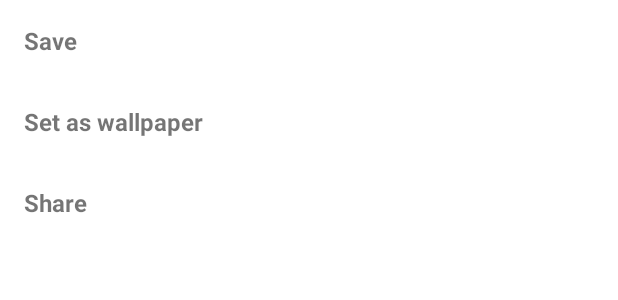
After one commit to anonrootkit/Walley, an Android app: the layout fragment_bottom_sheet.xml on its own in the app's theme, with its tools: preview values and no code run, on a phone screen of 412 x 824 dp. The commit adds this screen. Shown: the top 300 px of the screen. Run offline under Robolectric (Android 15) with nearby library versions, the phone set to English and light mode, and no system bars; network calls fail.

Commit message:
Code completed.

```diff
--- a/app/src/main/java/com/example/walley/ui/PhotosAdapter.kt
+++ b/app/src/main/java/com/example/walley/ui/PhotosAdapter.kt
@@ -16,7 +16,7 @@ import com.example.walley.model.Photo
 
 class PhotosAdapter(
     private val layoutInflater : LayoutInflater,
-    private val onItemClick : (Bitmap) -> Unit
+    private val onItemClick : (Bitmap, String, Int) -> Unit
     ) : ListAdapter<Photo, PhotosAdapter.ViewHolder>(DiffUtilCallback) {
 
     object DiffUtilCallback : DiffUtil.ItemCallback<Photo>() {
@@ -52,7 +52,7 @@ class PhotosAdapter(
 
         holder.binding.root.setOnClickListener {
             val bitmap = holder.binding.photo.drawable.toBitmap()
-            onItemClick(bitmap)
+            onItemClick(bitmap, photo.photographer, position)
         }
 
 //        holder.binding.executePendingBindings()
--- /dev/null
+++ b/app/src/main/res/layout/fragment_bottom_sheet.xml
@@ -0,0 +1,51 @@
+<?xml version="1.0" encoding="utf-8"?>
+<layout xmlns:android="http://schemas.android.com/apk/res/android"
+    xmlns:tools="http://schemas.android.com/tools"
+    xmlns:app="http://schemas.android.com/apk/res-auto">
+
+    <androidx.constraintlayout.widget.ConstraintLayout
+        android:layout_width="match_parent"
+        android:layout_height="wrap_content"
+        tools:context=".ui.bottomsheet.BottomSheetFragment">
+
+        <TextView
+            android:layout_width="0dp"
+            android:layout_height="wrap_content"
+            android:background="?attr/selectableItemBackground"
+            android:padding="16dp"
+            app:layout_constraintTop_toTopOf="parent"
+            app:layout_constraintStart_toStartOf="parent"
+            app:layout_constraintEnd_toEndOf="parent"
+            android:id="@+id/save_image"
+            android:text="Save"
+            android:textStyle="bold"
+            android:textSize="16sp" />
+
+        <TextView
+            android:layout_width="0dp"
+            android:layout_height="wrap_content"
+            android:background="?attr/selectableItemBackground"
+            android:padding="16dp"
+            app:layout_constraintTop_toBottomOf="@id/save_image"
+            app:layout_constraintStart_toStartOf="parent"
+            app:layout_constraintEnd_toEndOf="parent"
+            android:id="@+id/set_wallpaper"
+            android:text="Set as wallpaper"
+            android:textStyle="bold"
+            android:textSize="16sp" />
+
+        <TextView
+            android:layout_width="0dp"
+            android:layout_height="wrap_content"
+            android:background="?attr/selectableItemBackground"
+            android:padding="16dp"
+            app:layout_constraintTop_toBottomOf="@id/set_wallpaper"
+            app:layout_constraintStart_toStartOf="parent"
+            app:layout_constraintEnd_toEndOf="parent"
+            android:id="@+id/share_wallpaper"
+            android:text="Share"
+            android:textStyle="bold"
+            android:textSize="16sp" />
+
+    </androidx.constraintlayout.widget.ConstraintLayout>
+</layout>
```
Also changed, not shown: app/src/main/AndroidManifest.xml (+12 -0 lines), app/src/main/java/com/example/walley/ui/PhotosFragment.kt (+6 -10 lines), app/src/main/java/com/example/walley/ui/bottomsheet/BottomSheetFragment.kt (added, +99 -0 lines), app/src/main/java/com/example/walley/ui/bottomsheet/BottomSheetViewModel.kt (added, +13 -0 lines), app/src/main/res/xml/file_paths.xml (added, +18 -0 lines).
